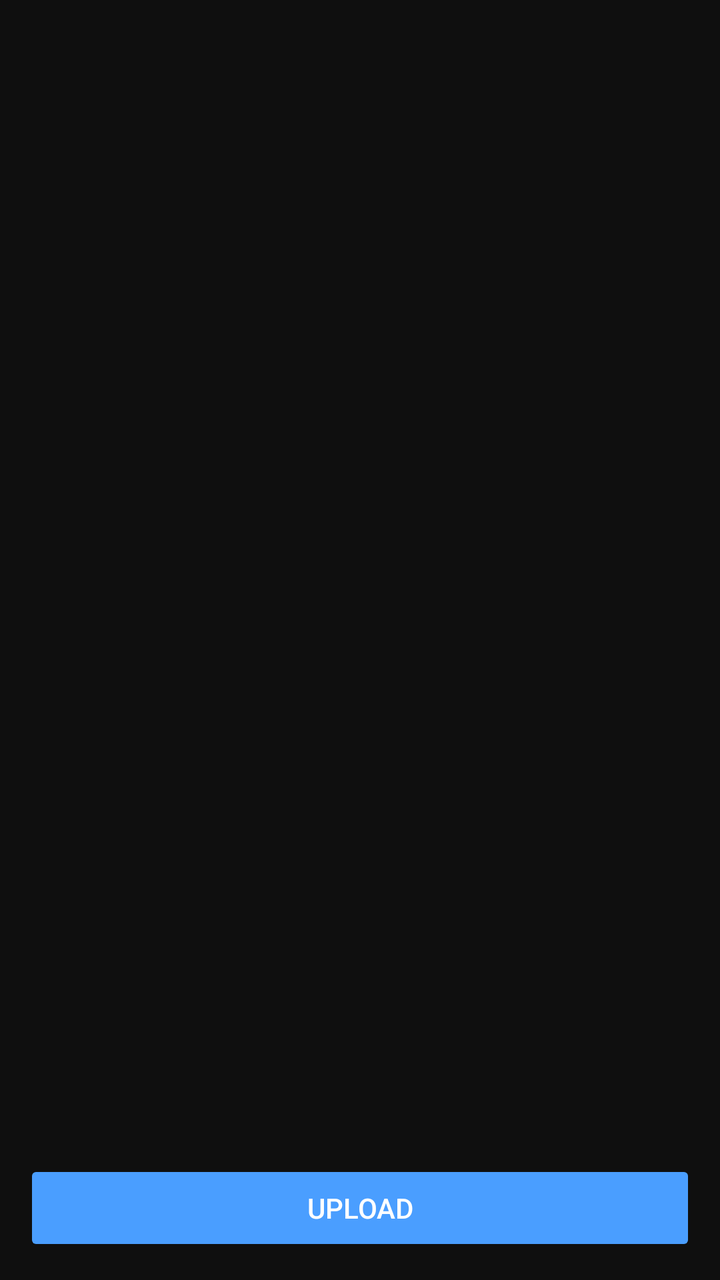
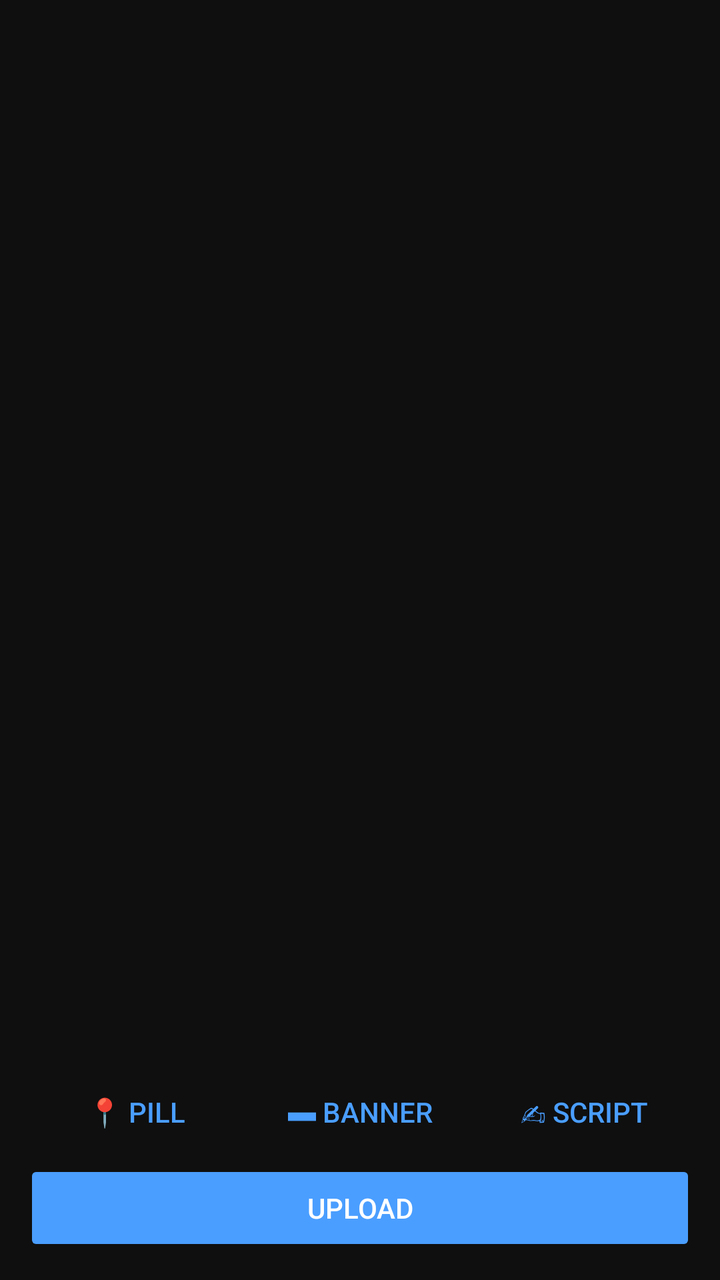

Screens rendered from an Android XML layout before and after an edit, with the pre-edit source and the edit as a unified diff.
<!-- AndroidManifest.xml: application theme Theme.Skylight -->
<!-- res/layout/activity_main.xml -->
<?xml version="1.0" encoding="utf-8"?>
<LinearLayout xmlns:android="http://schemas.android.com/apk/res/android"
    android:layout_width="match_parent"
    android:layout_height="match_parent"
    android:orientation="vertical">

    <androidx.recyclerview.widget.RecyclerView
        android:id="@+id/photo_grid"
        android:layout_width="match_parent"
        android:layout_height="0dp"
        android:layout_weight="1"
        android:padding="2dp" />

    <Button
        android:id="@+id/upload_btn"
        android:layout_width="match_parent"
        android:layout_height="wrap_content"
        android:layout_margin="12dp"
        android:enabled="false"
        android:backgroundTint="#4a9eff"
        android:textColor="#ffffff"
        android:text="@string/upload" />
</LinearLayout>
<!-- resources referenced by this layout -->
<resources>
  <string name="upload">Upload</string>
  <style name="Theme.Skylight" parent="Theme.AppCompat.DayNight.DarkActionBar">
          <item name="colorPrimary">#4a9eff</item>
          <item name="colorPrimaryDark">#0f0f0f</item>
          <item name="colorAccent">#4a9eff</item>
          <item name="android:windowBackground">#0f0f0f</item>
      </style>
</resources>

<!-- the commit's change to res/layout/activity_main.xml (unified diff, before → after) -->
@@ -11,11 +11,45 @@
         android:layout_weight="1"
         android:padding="2dp" />
 
+    <LinearLayout
+        android:id="@+id/style_row"
+        android:layout_width="match_parent"
+        android:layout_height="wrap_content"
+        android:orientation="horizontal"
+        android:paddingHorizontal="12dp"
+        android:paddingTop="8dp">
+
+        <Button
+            android:id="@+id/style_pill"
+            style="?android:attr/buttonBarButtonStyle"
+            android:layout_width="0dp"
+            android:layout_height="wrap_content"
+            android:layout_weight="1"
+            android:text="@string/style_pill" />
+
+        <Button
+            android:id="@+id/style_banner"
+            style="?android:attr/buttonBarButtonStyle"
+            android:layout_width="0dp"
+            android:layout_height="wrap_content"
+            android:layout_weight="1"
+            android:text="@string/style_banner" />
+
+        <Button
+            android:id="@+id/style_script"
+            style="?android:attr/buttonBarButtonStyle"
+            android:layout_width="0dp"
+            android:layout_height="wrap_content"
+            android:layout_weight="1"
+            android:text="@string/style_script" />
+    </LinearLayout>
+
     <Button
         android:id="@+id/upload_btn"
         android:layout_width="match_parent"
         android:layout_height="wrap_content"
-        android:layout_margin="12dp"
+        android:layout_marginHorizontal="12dp"
+        android:layout_marginBottom="12dp"
         android:enabled="false"
         android:backgroundTint="#4a9eff"
         android:textColor="#ffffff"
<!-- resource entries referenced after the edit -->
@@ -1,5 +1,8 @@
 <!-- resources referenced by this layout -->
 <resources>
+  <string name="style_banner">▬ Banner</string>
+  <string name="style_pill">📍 Pill</string>
+  <string name="style_script">✍ Script</string>
   <string name="upload">Upload</string>
   <style name="Theme.Skylight" parent="Theme.AppCompat.DayNight.DarkActionBar">
           <item name="colorPrimary">#4a9eff</item>
